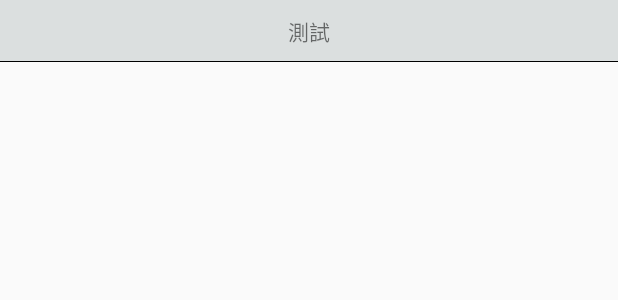
After one commit to timhuang1018/FindHouse, an Android app: the layout item_price_range.xml on its own in the app's theme, with its tools: preview values and no code run, on a phone screen of 412 x 824 dp. The commit adds this screen. Shown: the top 300 px of the screen. Run offline under Robolectric (Android 15) with nearby library versions, the phone set to English and light mode, and no system bars.

Commit message:
create view (header and 租屋tab)

```diff
--- /dev/null
+++ b/app/src/main/res/drawable/header_item_divider.xml
@@ -0,0 +1,10 @@
+<?xml version="1.0" encoding="utf-8"?>
+<layer-list xmlns:android="http://schemas.android.com/apk/res/android">
+
+    <item android:drawable="@color/colorPrimaryDark"/>
+    <item
+        android:drawable="@color/header_gray"
+        android:bottom="1dp"
+        />
+
+</layer-list>
--- /dev/null
+++ b/app/src/main/res/layout/item_price_range.xml
@@ -0,0 +1,12 @@
+<?xml version="1.0" encoding="utf-8"?>
+<TextView xmlns:android="http://schemas.android.com/apk/res/android"
+    xmlns:tools="http://schemas.android.com/tools"
+    android:id="@+id/text_price_range"
+    tools:text="測試"
+    android:background="@drawable/header_item_divider"
+    android:gravity="center"
+    android:padding="10dp"
+    android:layout_width="match_parent"
+    android:layout_height="wrap_content">
+
+</TextView>
--- a/app/src/main/res/values/colors.xml
+++ b/app/src/main/res/values/colors.xml
@@ -1,6 +1,7 @@
 <?xml version="1.0" encoding="utf-8"?>
 <resources>
     <color name="colorPrimary">#6200EE</color>
-    <color name="colorPrimaryDark">#3700B3</color>
+    <color name="colorPrimaryDark">#000000</color>
     <color name="colorAccent">#03DAC5</color>
+    <color name="header_gray">#DBDFDF</color>
 </resources>
--- a/build.gradle
+++ b/build.gradle
@@ -1,6 +1,7 @@
 // Top-level build file where you can add configuration options common to all sub-projects/modules.
 
 buildscript {
+    ext.kotlin_version = '1.3.72'
 
     repositories {
         google()
@@ -9,6 +10,7 @@ buildscript {
     }
     dependencies {
         classpath 'com.android.tools.build:gradle:3.6.2'
+        classpath "org.jetbrains.kotlin:kotlin-gradle-plugin:$kotlin_version"
 
 
         // NOTE: Do not place your application dependencies here; they belong
```
Also changed, not shown: app/build.gradle (+9 -1 lines), app/src/main/java/com/chingkai56/findhouse/HouseMapsActivity.java (+9 -0 lines), app/src/main/java/com/chingkai56/findhouse/PriceRangeAdapter.kt (added, +58 -0 lines), app/src/main/res/drawable/ic_arrow_drop_down.xml (added, +9 -0 lines), app/src/main/res/drawable/ic_arrow_drop_up.xml (added, +9 -0 lines), app/src/main/res/layout/activity_house_maps.xml (+78 -0 lines).
